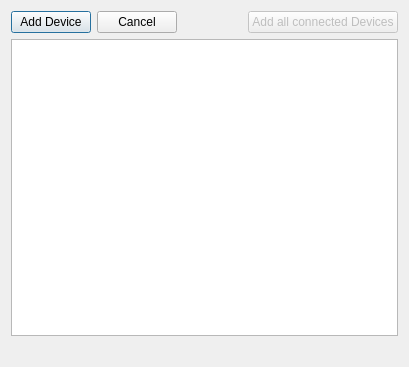
D4wN/brickv, file src/brickv/ui/device_dialog.ui: the form before one commit.
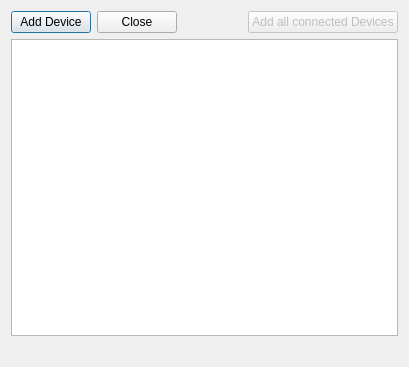
The form after the commit.

Commit message: more device dialog functions

```diff
--- a/src/brickv/ui/device_dialog.ui
+++ b/src/brickv/ui/device_dialog.ui
@@ -59,7 +59,7 @@
    <item row="1" column="1">
     <widget class="QPushButton" name="btn_cancel">
      <property name="text">
-      <string>Cancel</string>
+      <string>Close</string>
      </property>
     </widget>
    </item>
```
The commit also changes 3 other files.
